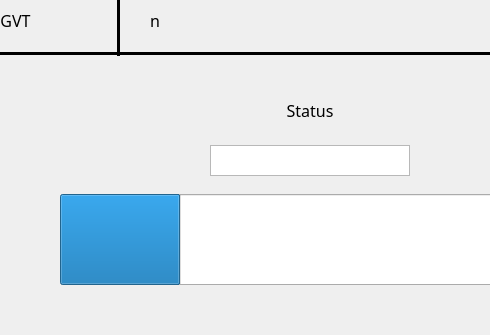
Qt form dash.ui (willdavis576/VisualWorkoutCreator) before a commit; both pictures show x 90 to 580 and y 265 to 600 of the 800 by 600 pixel window.
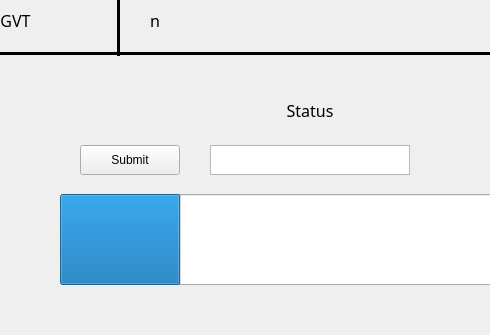
The same form after that commit.

Commit message: added a push button named Submit instead of using the Enter key

```diff
--- a/dash.ui
+++ b/dash.ui
@@ -602,7 +602,7 @@
       <x>300</x>
       <y>410</y>
       <width>200</width>
-      <height>31</height>
+      <height>30</height>
      </rect>
     </property>
     <property name="verticalScrollBarPolicy">
@@ -615,6 +615,19 @@
      <string/>
     </property>
    </widget>
+   <widget class="QPushButton" name="submit">
+    <property name="geometry">
+     <rect>
+      <x>170</x>
+      <y>410</y>
+      <width>100</width>
+      <height>30</height>
+     </rect>
+    </property>
+    <property name="text">
+     <string>Submit</string>
+    </property>
+   </widget>
   </widget>
   <widget class="QStatusBar" name="statusbar"/>
  </widget>
```
The commit also changes 2 other files.
